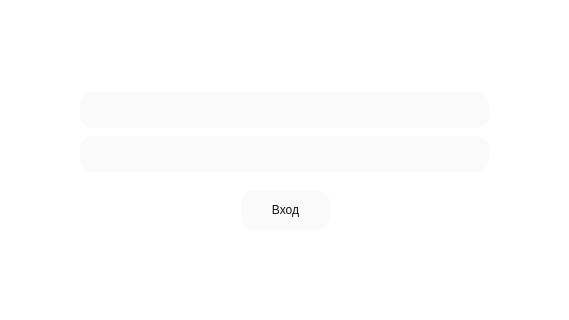
Old version of the form mainwindow.ui in the repository burakshaevn/qt-car-dealership; both pictures show x 265 to 834 and y 141 to 461 of the 1100 by 560 pixel window.
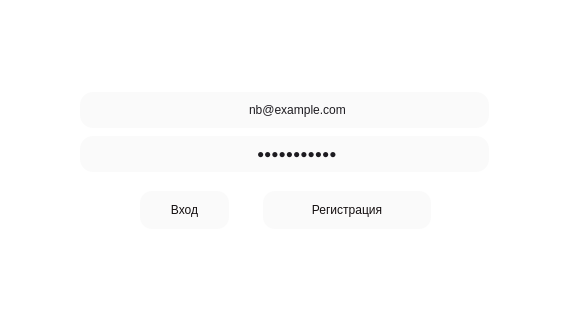
New version of the form. The open tabs and pages were chosen to show the change. Icons and pictures are not drawn.

The edit to the form file:
```diff
--- a/mainwindow.ui
+++ b/mainwindow.ui
@@ -339,6 +339,9 @@
     border: 2px solid #140f10;  
 }</string>
       </property>
+      <property name="text">
+       <string>nb@example.com</string>
+      </property>
       <property name="alignment">
        <set>Qt::AlignmentFlag::AlignCenter</set>
       </property>
@@ -368,6 +371,9 @@
       <property name="inputMethodHints">
        <set>Qt::InputMethodHint::ImhHiddenText|Qt::InputMethodHint::ImhNoAutoUppercase|Qt::InputMethodHint::ImhNoPredictiveText|Qt::InputMethodHint::ImhSensitiveData</set>
       </property>
+      <property name="text">
+       <string>password123</string>
+      </property>
       <property name="echoMode">
        <enum>QLineEdit::EchoMode::Password</enum>
       </property>
@@ -378,7 +384,7 @@
      <widget class="QPushButton" name="pushButton_login">
       <property name="geometry">
        <rect>
-        <x>506</x>
+        <x>405</x>
         <y>332</y>
         <width>89</width>
         <height>38</height>
@@ -429,6 +435,27 @@
        <set>Qt::AlignmentFlag::AlignCenter</set>
       </property>
      </widget>
+     <widget class="QPushButton" name="pushButton_registration">
+      <property name="geometry">
+       <rect>
+        <x>528</x>
+        <y>332</y>
+        <width>168</width>
+        <height>38</height>
+       </rect>
+      </property>
+      <property name="styleSheet">
+       <string notr="true">QPushButton {
+	background-color: #fafafa;
+	color: #140f10;
+	font: 16pt &quot;JetBrains Mono&quot;;
+	border-radius: 12px;
+}</string>
+      </property>
+      <property name="text">
+       <string>Регистрация</string>
+      </property>
+     </widget>
     </widget>
     <widget class="QWidget" name="main">
      <widget class="QScrollArea" name="scrollArea_catalog">
```
